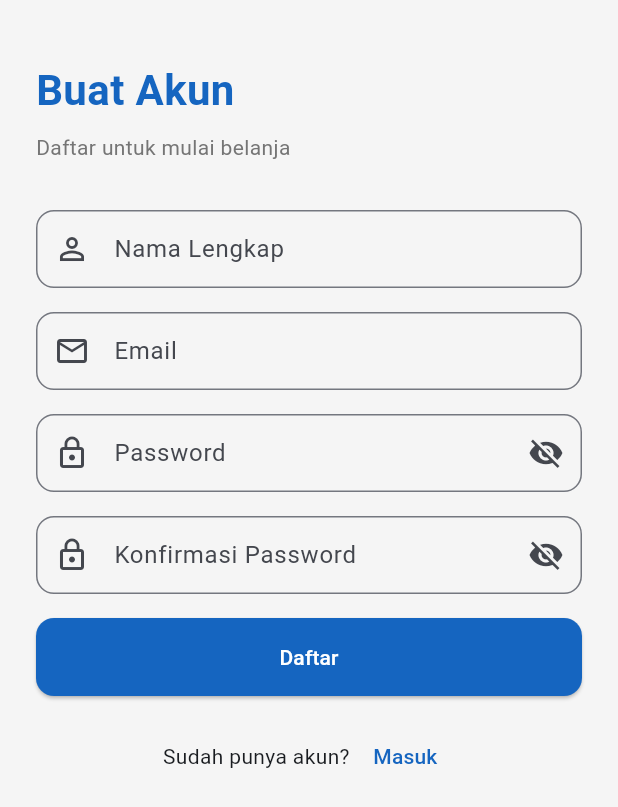
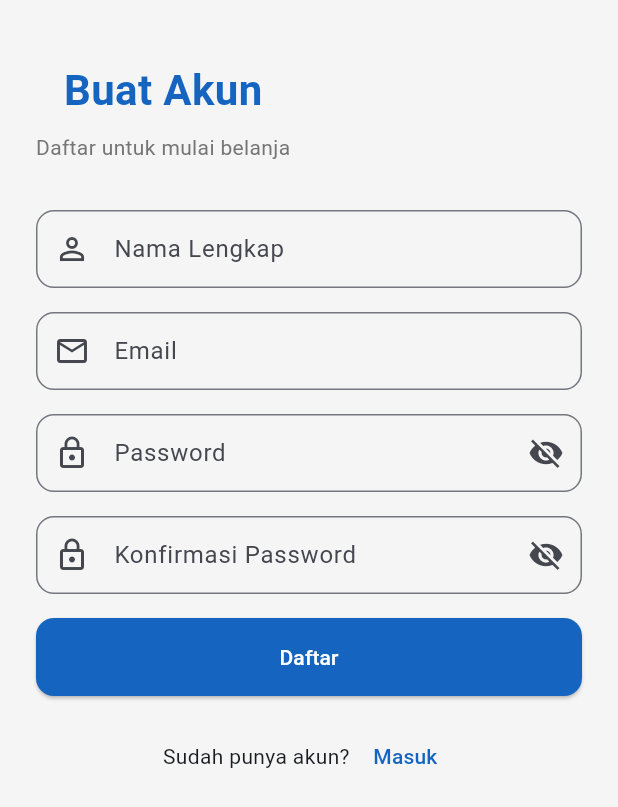
Before and after one commit to Rian-61/UTS_toko_koreku, a Flutter app: the RegisterPage screen opened by its route, on a phone screen of 412 x 824 dp. Shown: the top 807 px of the screen. Run offline on Flutter 3.47's test engine with Material 3 defaults, Android fonts, the phone set to English and light mode, and no system bars; our stand-ins replace dio, email_validator, firebase_auth, firebase_core, flutter_secure_storage, google_sign_in; accounts and stored records are empty.

Commit message:
feat: update AuthHeader dengan dukungan logo
menambahkan parameter showLogo untuk menampilkan logo aplikasi

memperbaiki tampilan header menjadi center dan menambahkan desain logo berbentuk lingkaran

```diff
--- a/lib/shared/widgets/auth_header.dart
+++ b/lib/shared/widgets/auth_header.dart
@@ -4,18 +4,77 @@ import '../../core/constants/app_colors.dart';
 class AuthHeader extends StatelessWidget {
   final String title;
   final String subtitle;
+  final bool showLogo;
 
-  const AuthHeader({super.key, required this.title, required this.subtitle});
+  const AuthHeader({
+    super.key,
+    required this.title,
+    required this.subtitle,
+    this.showLogo = false,
+  });
 
   @override
   Widget build(BuildContext context) {
     return Column(
-      crossAxisAlignment: CrossAxisAlignment.start,
+      crossAxisAlignment: CrossAxisAlignment.center,
       children: [
         const SizedBox(height: 40),
-        Text(title, style: const TextStyle(fontSize: 28, fontWeight: FontWeight.bold, color: AppColors.primary)),
+
+        if (showLogo) ...[
+          Container(
+            width: 110,
+            height: 110,
+            decoration: BoxDecoration(
+              shape: BoxShape.circle,
+              color: Colors.white,
+              border: Border.all(
+                color: AppColors.primary,
+                width: 3,
+              ),
+              boxShadow: [
+                BoxShadow(
+                  color: Colors.black.withValues(alpha:0.1),
+                  blurRadius: 10,
+                  offset: const Offset(0, 4),
+                ),
+              ],
+            ),
+            child: ClipOval(
+              child: Image.asset(
+                'assets/icons/logo_toko.png',
+                width: 110,
+                height: 110,
+                fit: BoxFit.cover,
+                errorBuilder: (_, __, ___) => const Icon(
+                  Icons.store,
+                  size: 60,
+                  color: AppColors.primary,
+                ),
+              ),
+            ),
+          ),
+          const SizedBox(height: 20),
+        ],
+
+        Text(
+          title,
+          textAlign: TextAlign.center,
+          style: const TextStyle(
+            fontSize: 28,
+            fontWeight: FontWeight.bold,
+            color: AppColors.primary,
+          ),
+        ),
         const SizedBox(height: 8),
-        Text(subtitle, style: const TextStyle(fontSize: 14, color: AppColors.textSecondary)),
+
+        Text(
+          subtitle,
+          textAlign: TextAlign.center,
+          style: const TextStyle(
+            fontSize: 14,
+            color: AppColors.textSecondary,
+          ),
+        ),
         const SizedBox(height: 32),
       ],
     );
```
